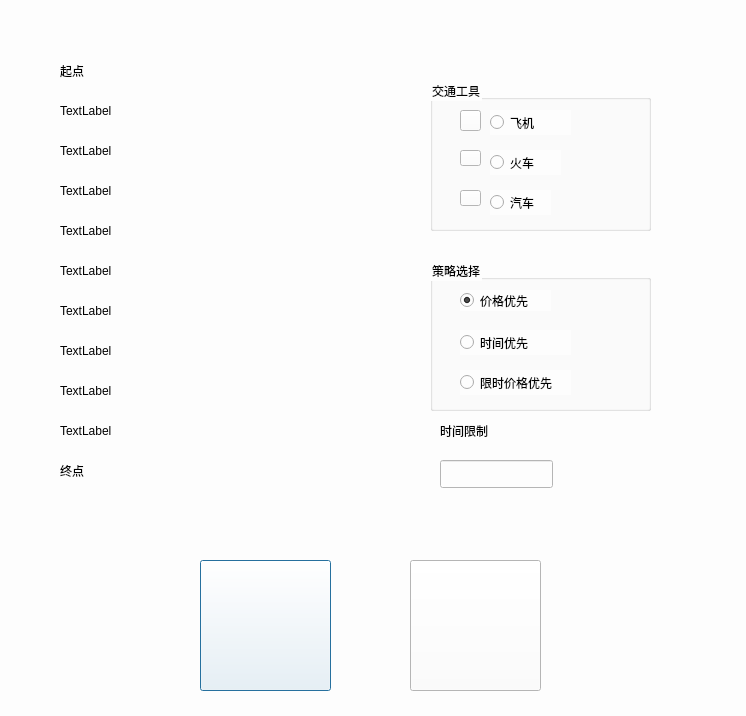
First picture: the form in newtrip.ui, repository Traeyee/trip_assist, before the edit.
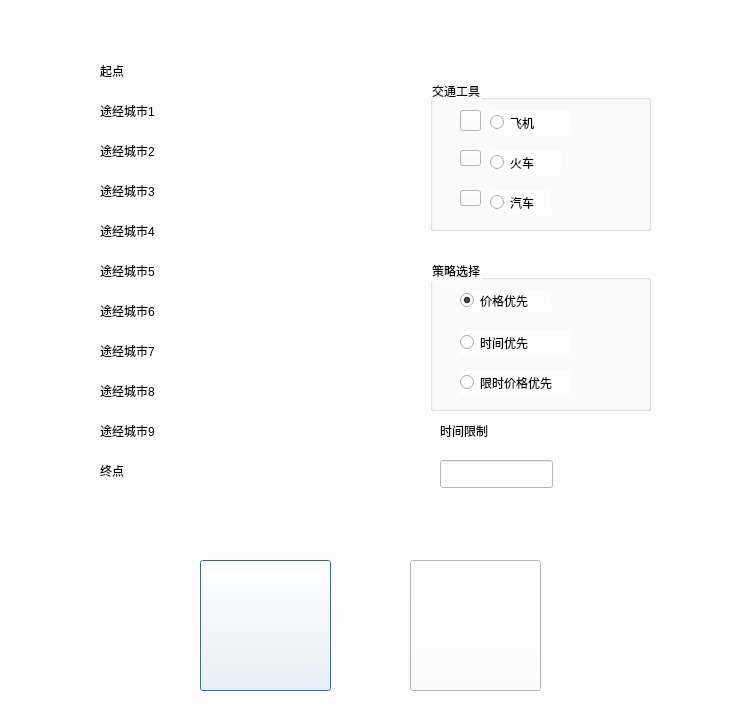
Second picture: the form after the edit. Icons and pictures are not drawn.

```diff
--- a/newtrip.ui
+++ b/newtrip.ui
@@ -19,7 +19,7 @@
   <widget class="QLabel" name="label">
    <property name="geometry">
     <rect>
-     <x>60</x>
+     <x>100</x>
      <y>60</y>
      <width>99</width>
      <height>21</height>
@@ -32,126 +32,126 @@
   <widget class="QLabel" name="label_2">
    <property name="geometry">
     <rect>
-     <x>60</x>
+     <x>100</x>
      <y>100</y>
      <width>99</width>
      <height>21</height>
     </rect>
    </property>
    <property name="text">
-    <string>TextLabel</string>
+    <string>途经城市1</string>
    </property>
   </widget>
   <widget class="QLabel" name="label_3">
    <property name="geometry">
     <rect>
-     <x>60</x>
+     <x>100</x>
      <y>140</y>
      <width>99</width>
      <height>21</height>
     </rect>
    </property>
    <property name="text">
-    <string>TextLabel</string>
+    <string>途经城市2</string>
    </property>
   </widget>
   <widget class="QLabel" name="label_4">
    <property name="geometry">
     <rect>
-     <x>60</x>
+     <x>100</x>
      <y>180</y>
      <width>99</width>
      <height>21</height>
     </rect>
    </property>
    <property name="text">
-    <string>TextLabel</string>
+    <string>途经城市3</string>
    </property>
   </widget>
   <widget class="QLabel" name="label_5">
    <property name="geometry">
     <rect>
-     <x>60</x>
+     <x>100</x>
      <y>220</y>
      <width>99</width>
      <height>21</height>
     </rect>
    </property>
    <property name="text">
-    <string>TextLabel</string>
+    <string>途经城市4</string>
    </property>
   </widget>
   <widget class="QLabel" name="label_6">
    <property name="geometry">
     <rect>
-     <x>60</x>
+     <x>100</x>
      <y>260</y>
-     <width>99</width>
+     <width>101</width>
      <height>21</height>
     </rect>
    </property>
    <property name="text">
-    <string>TextLabel</string>
+    <string>途经城市5</string>
    </property>
   </widget>
   <widget class="QLabel" name="label_7">
    <property name="geometry">
     <rect>
-     <x>60</x>
+     <x>100</x>
      <y>300</y>
-     <width>99</width>
+     <width>61</width>
      <height>21</height>
     </rect>
    </property>
    <property name="text">
-    <string>TextLabel</string>
+    <string>途经城市6</string>
    </property>
   </widget>
   <widget class="QLabel" name="label_8">
    <property name="geometry">
     <rect>
-     <x>60</x>
+     <x>100</x>
      <y>340</y>
-     <width>99</width>
+     <width>61</width>
      <height>21</height>
     </rect>
    </property>
    <property name="text">
-    <string>TextLabel</string>
+    <string>途经城市7</string>
    </property>
   </widget>
   <widget class="QLabel" name="label_9">
    <property name="geometry">
     <rect>
-     <x>60</x>
+     <x>100</x>
      <y>380</y>
-     <width>99</width>
+     <width>61</width>
      <height>21</height>
     </rect>
    </property>
    <property name="text">
-    <string>TextLabel</string>
+    <string>途经城市8</string>
    </property>
   </widget>
   <widget class="QLabel" name="label_10">
    <property name="geometry">
     <rect>
-     <x>60</x>
+     <x>100</x>
      <y>420</y>
-     <width>99</width>
+     <width>71</width>
      <height>21</height>
     </rect>
    </property>
    <property name="text">
-    <string>TextLabel</string>
+    <string>途经城市9</string>
    </property>
   </widget>
   <widget class="QLabel" name="label_11">
    <property name="geometry">
     <rect>
-     <x>60</x>
+     <x>100</x>
      <y>460</y>
-     <width>99</width>
+     <width>41</width>
      <height>21</height>
     </rect>
    </property>
```
Left out of the diff: 3 changed lines with no effect on the pictures.
